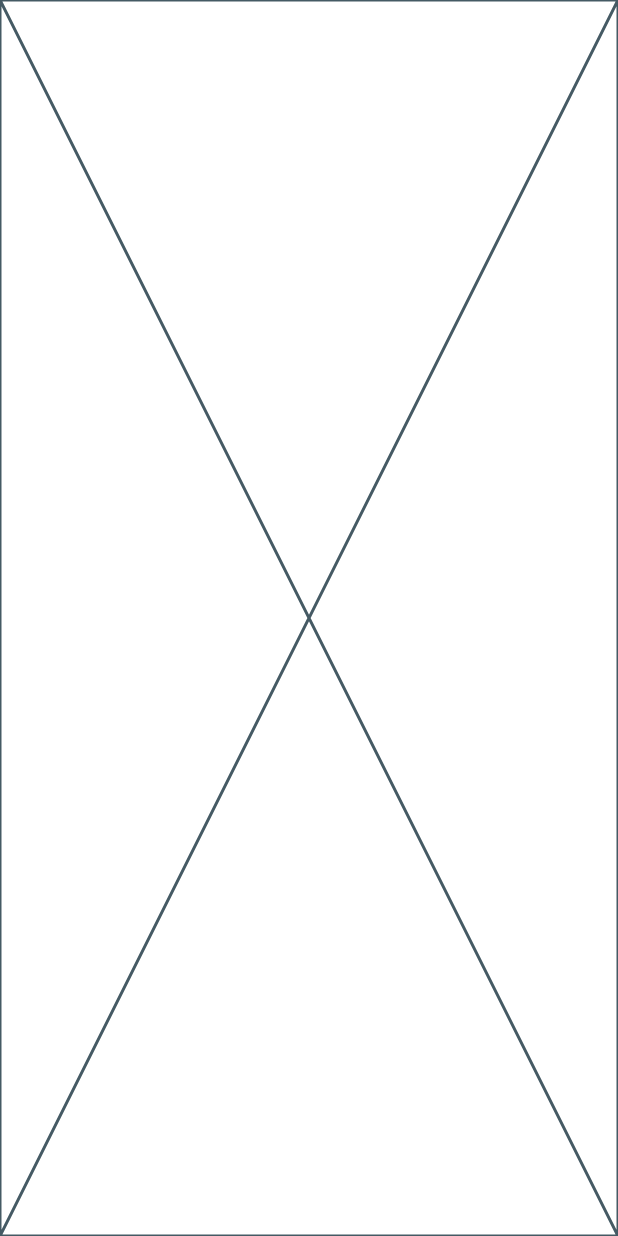
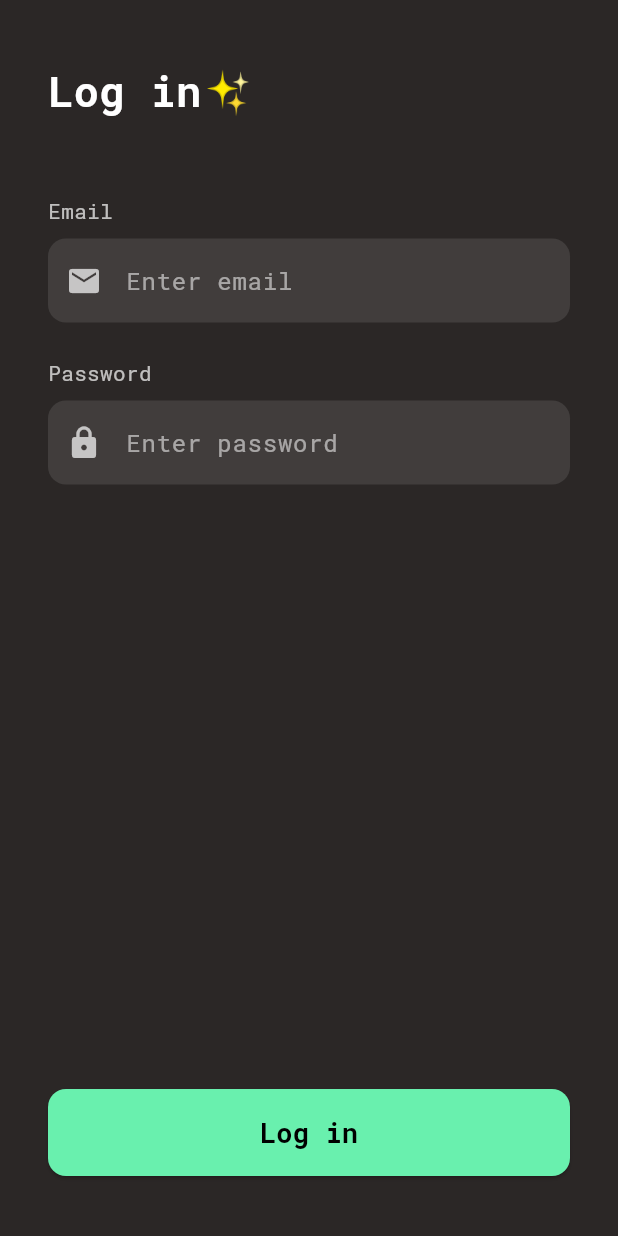
Before and after one commit to temevh/betterbrain, a Flutter app: the screen it shows after launch, after a tap on "Log in instead", on a phone screen of 412 x 824 dp. Run offline on Flutter 3.47's test engine with Material 3 defaults, Android fonts, the phone set to English and light mode, and no system bars; our stand-ins replace cloud_firestore, firebase_core, font_awesome_flutter, table_calendar; accounts and stored records are empty; generated files the repository leaves out were written again.

Commit message:
log in elements added

```diff
--- a/lib/screens/create_account_screen.dart
+++ b/lib/screens/create_account_screen.dart
@@ -1,5 +1,6 @@
 import 'package:flutter/material.dart';
 import 'package:namer_app/services/database_service.dart';
+import 'package:namer_app/widgets/build_input_field.dart';
 
 class CreateAccountScreen extends StatefulWidget {
   const CreateAccountScreen({super.key});
@@ -20,34 +21,6 @@ class _CreateAccountScreenState extends State<CreateAccountScreen> {
   };
   bool errorCreating = false;
   String message = "";
-
-  Widget _buildInputField(
-    String hint,
-    IconData icon,
-    void Function(String) onChanged, {
-    bool obscure = false,
-  }) {
-    return TextField(
-      obscureText: obscure,
-      style: const TextStyle(color: Colors.white),
-      onChanged: onChanged,
-      decoration: InputDecoration(
-        filled: true,
-        fillColor: Colors.white10,
-        hintText: hint,
-        hintStyle: const TextStyle(color: Colors.white54),
-        prefixIcon: Icon(icon, color: Colors.white70),
-        enabledBorder: OutlineInputBorder(
-          borderRadius: BorderRadius.circular(12),
-          borderSide: BorderSide.none,
-        ),
-        focusedBorder: OutlineInputBorder(
-          borderRadius: BorderRadius.circular(12),
-          borderSide: const BorderSide(color: Colors.greenAccent, width: 2),
-        ),
-      ),
-    );
-  }
 
   bool checkPasswordMatch() {
     if (password == passwordVerify) {
@@ -157,7 +130,7 @@ class _CreateAccountScreenState extends State<CreateAccountScreen> {
               // Email
               const Text("Email", style: TextStyle(color: Colors.white70)),
               const SizedBox(height: 8),
-              _buildInputField(
+              buildInputField(
                 "Enter email",
                 Icons.email,
                 (value) => setState(() => email = value),
@@ -168,7 +141,7 @@ class _CreateAccountScreenState extends State<CreateAccountScreen> {
               // Password
               const Text("Password", style: TextStyle(color: Colors.white70)),
               const SizedBox(height: 8),
-              _buildInputField(
+              buildInputField(
                 "Enter password",
                 Icons.lock,
                 (value) => updateMainPassword(value),
@@ -183,7 +156,7 @@ class _CreateAccountScreenState extends State<CreateAccountScreen> {
                 style: TextStyle(color: Colors.white70),
               ),
               const SizedBox(height: 8),
-              _buildInputField(
+              buildInputField(
                 "Re-enter password",
                 Icons.lock_outline,
                 (value) => updatePassword(value),
--- a/lib/screens/login_screen.dart
+++ b/lib/screens/login_screen.dart
@@ -1,4 +1,5 @@
 import 'package:flutter/material.dart';
+import 'package:namer_app/widgets/build_input_field.dart';
 
 class LoginScreen extends StatefulWidget {
   const LoginScreen({super.key});
@@ -8,8 +9,78 @@ class LoginScreen extends StatefulWidget {
 }
 
 class _LoginScreenState extends State<LoginScreen> {
+  String email = "";
+  String password = "";
+
+  void _loginPressed() {}
+
   @override
   Widget build(BuildContext context) {
-    return const Placeholder();
+    return Scaffold(
+      backgroundColor: const Color(0xFF2B2726),
+      body: SafeArea(
+        child: Padding(
+          padding: const EdgeInsets.symmetric(horizontal: 32, vertical: 40),
+          child: Column(
+            crossAxisAlignment: CrossAxisAlignment.start,
+            children: [
+              const Text(
+                "Log in✨",
+                style: TextStyle(
+                  fontSize: 28,
+                  fontWeight: FontWeight.bold,
+                  color: Colors.white,
+                ),
+              ),
+              SizedBox(height: 50),
+              // Email
+              const Text("Email", style: TextStyle(color: Colors.white70)),
+              const SizedBox(height: 8),
+              buildInputField(
+                "Enter email",
+                Icons.email,
+                (value) => setState(() => email = value),
+              ),
+
+              const SizedBox(height: 24),
+
+              // Password
+              const Text("Password", style: TextStyle(color: Colors.white70)),
+              const SizedBox(height: 8),
+              buildInputField("Enter password", Icons.lock, (value) {
+                (value) => setState(() => password = value);
+              }, obscure: true),
+
+              const Spacer(),
+
+              // Submit button
+              SizedBox(
+                width: double.infinity,
+                child: ElevatedButton(
+                  onPressed: () {
+                    // TODO: Handle log in
+                    password.length > 6 ? null : _loginPressed();
+                  },
+                  style: ElevatedButton.styleFrom(
+                    padding: const EdgeInsets.symmetric(vertical: 16),
+                    backgroundColor: password.length > 6
+                        ? Colors.grey
+                        : Colors.greenAccent,
+                    foregroundColor: Colors.black,
+                    shape: RoundedRectangleBorder(
+                      borderRadius: BorderRadius.circular(12),
+                    ),
+                  ),
+                  child: const Text(
+                    "Log in",
+                    style: TextStyle(fontSize: 18, fontWeight: FontWeight.bold),
+                  ),
+                ),
+              ),
+            ],
+          ),
+        ),
+      ),
+    );
   }
 }
--- /dev/null
+++ b/lib/widgets/build_input_field.dart
@@ -0,0 +1,29 @@
+import 'package:flutter/material.dart';
+
+Widget buildInputField(
+  String hint,
+  IconData icon,
+  void Function(String) onChanged, {
+  bool obscure = false,
+}) {
+  return TextField(
+    obscureText: obscure,
+    style: const TextStyle(color: Colors.white),
+    onChanged: onChanged,
+    decoration: InputDecoration(
+      filled: true,
+      fillColor: Colors.white10,
+      hintText: hint,
+      hintStyle: const TextStyle(color: Colors.white54),
+      prefixIcon: Icon(icon, color: Colors.white70),
+      enabledBorder: OutlineInputBorder(
+        borderRadius: BorderRadius.circular(12),
+        borderSide: BorderSide.none,
+      ),
+      focusedBorder: OutlineInputBorder(
+        borderRadius: BorderRadius.circular(12),
+        borderSide: const BorderSide(color: Colors.greenAccent, width: 2),
+      ),
+    ),
+  );
+}
```
